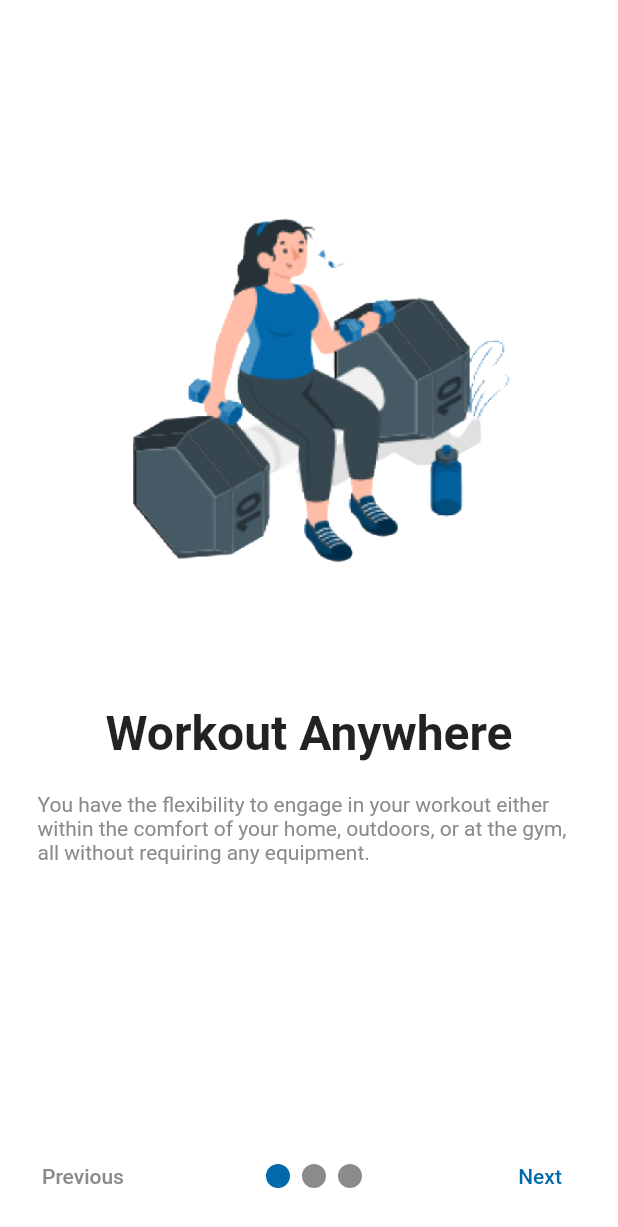
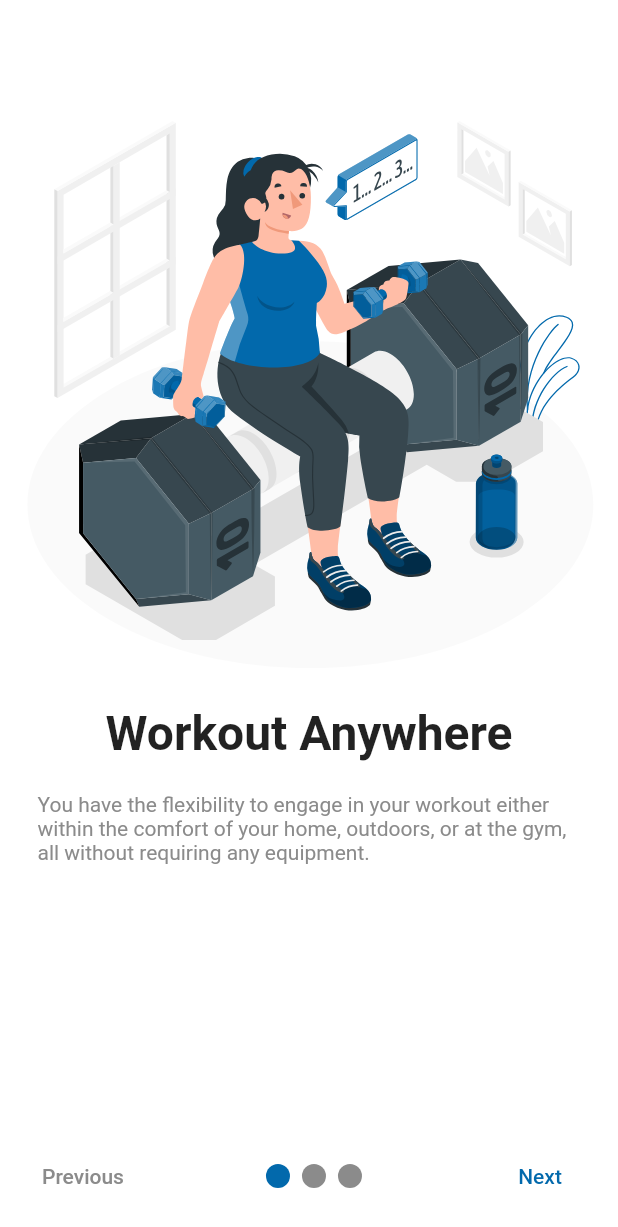
Before and after one commit to eyos-ias/gym_shift, a Flutter app: the OnboardingScreen screen opened directly, on a phone screen of 412 x 824 dp. Shown: the top 1227 px of the screen. Run offline on Flutter 3.47's test engine with Material 2 defaults, Android fonts, the phone set to English and light mode, and no system bars; drawn by our look-alikes of smooth_page_indicator; our stand-ins replace easy_splash_screen, flutter_otp_text_field, flutter_svg.

Commit message:
use svg images for the boarding teams

```diff
--- a/lib/Screens/Onboarding/onboarding_page.dart
+++ b/lib/Screens/Onboarding/onboarding_page.dart
@@ -1,4 +1,5 @@
 import 'package:flutter/material.dart';
+import 'package:flutter_svg/flutter_svg.dart';
 import '../../core/constants/colors.dart';
 
 class OnboardingPage extends StatelessWidget {
@@ -20,15 +21,16 @@ class OnboardingPage extends StatelessWidget {
           //mainAxisAlignment: MainAxisAlignment.center,
           children: [
             const SizedBox(height: 60),
-            Image.asset(
-              imageUrl,
-              width: 400,
-              height: 400,
-            ),
+            // Image.asset(
+            //   imageUrl,
+            //   width: 400,
+            //   height: 400,
+            // ),
+            SvgPicture.asset(imageUrl, width: 400, height: 400),
             const SizedBox(height: 10),
             Text(
               title,
-              style: TextStyle(fontSize: 32, fontWeight: FontWeight.bold),
+              style: const TextStyle(fontSize: 32, fontWeight: FontWeight.bold),
             ),
             const SizedBox(
               height: 20,
@@ -37,7 +39,7 @@ class OnboardingPage extends StatelessWidget {
               padding: const EdgeInsets.symmetric(horizontal: 25.0),
               child: Text(
                 description,
-                style: TextStyle(color: kTextColor),
+                style: const TextStyle(color: kTextColor),
               ),
             ),
           ]),
--- a/lib/Screens/Onboarding/onboarding_screen.dart
+++ b/lib/Screens/Onboarding/onboarding_screen.dart
@@ -37,19 +37,19 @@ class _OnboardingScreenState extends State<OnboardingScreen> {
             controller: pageController,
             children: const [
               OnboardingPage(
-                imageUrl: "assets/images/onboarding1.png",
+                imageUrl: "assets/vectors/onboarding1.svg",
                 title: "Workout Anywhere",
                 description:
                     "You have the flexibility to engage in your workout either within the comfort of your home, outdoors, or at the gym, all without requiring any equipment.",
               ),
               OnboardingPage(
-                imageUrl: "assets/images/onboarding2.png",
+                imageUrl: "assets/vectors/onboarding2.svg",
                 title: "Meal Plans",
                 description:
                     "We provide personalized meal plans meticulously crafted to align seamlessly with your unique fitness aspirations and cater to your individual dietary preferences and needs.",
               ),
               OnboardingPage(
-                imageUrl: "assets/images/onboarding3.png",
+                imageUrl: "assets/vectors/onboarding3.svg",
                 title: "Stay Strong & Healthy",
                 description:
                     "Our goal is your full program enjoyment, paired with enduring health and positivity. We're committed to supporting you as you embrace the program fostering both physical well-being and an optimistic mindset.",
--- a/lib/Screens/RegistrationPage/signup_page.dart
+++ b/lib/Screens/RegistrationPage/signup_page.dart
@@ -1,6 +1,6 @@
 import 'package:flutter/material.dart';
 import '../../core/constants/colors.dart';
-import './components/text_field.dart';
+import '../common/components/text_field.dart';
 
 class SignUpPage extends StatefulWidget {
   const SignUpPage({Key? key}) : super(key: key);
--- a/lib/main.dart
+++ b/lib/main.dart
@@ -1,4 +1,7 @@
 import 'package:flutter/material.dart';
+
+import 'package:gym_shift/Screens/Onboarding/onboarding_screen.dart';
+import 'package:gym_shift/Screens/ProfileSetup/bmi_page.dart';
 import 'package:gym_shift/Screens/RegistrationPage/login_page.dart';
 import 'package:gym_shift/Screens/RegistrationPage/otp_screen.dart';
 import 'package:gym_shift/Screens/RegistrationPage/signup_page.dart';
@@ -14,7 +17,7 @@ class MyApp extends StatelessWidget {
   @override
   Widget build(BuildContext context) {
     return const MaterialApp(
-      home: LoginPage(),
+      home: OnboardingScreen(),
     );
   }
 }
--- a/pubspec.yaml
+++ b/pubspec.yaml
@@ -37,6 +37,7 @@ dependencies:
   # The following adds the Cupertino Icons font to your application.
   # Use with the CupertinoIcons class for iOS style icons.
   cupertino_icons: ^1.0.2
+  flutter_svg: ^2.0.7
 
 dev_dependencies:
   flutter_test:
@@ -71,6 +72,7 @@ flutter:
     - assets/images/Logo.png
     - assets/
     - assets/images/
+    - assets/vectors/
 
 
   # An image asset can refer to one or more resolution-specific "variants", see
```
Also changed, not shown: lib/Screens/ProfileSetup/bmi_page.dart (+13 -3 lines), lib/Screens/RegistrationPage/registration_screen.dart (+5 -2 lines), assets/vectors/onboarding1.svg (added), assets/vectors/onboarding2.svg (added), assets/vectors/onboarding3.svg (added), lib/Screens/common/components/text_field.dart (renamed from lib/Screens/RegistrationPage/components/text_field.dart), pubspec.lock.
